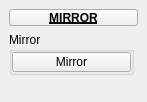
Qt form tentacle/ui/3/mirror.ui (m3trik/tentacle) before a commit.
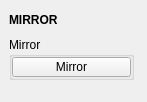
The same form after that commit. Custom widgets are drawn as their Qt base class.

```diff
--- a/tentacle/ui/3/mirror.ui
+++ b/tentacle/ui/3/mirror.ui
@@ -45,33 +45,28 @@
   <widget class="QWidget" name="main_widget">
    <layout class="QVBoxLayout" name="verticalLayout_3">
     <item>
-     <widget class="PushButtonDraggable" name="draggable_header">
+     <widget class="Draggable_header" name="draggable_header">
       <property name="minimumSize">
        <size>
-        <width>19</width>
-        <height>17</height>
+        <width>0</width>
+        <height>22</height>
        </size>
       </property>
       <property name="maximumSize">
        <size>
-        <width>999</width>
-        <height>17</height>
+        <width>125</width>
+        <height>22</height>
        </size>
       </property>
       <property name="font">
        <font>
         <weight>75</weight>
         <bold>true</bold>
-        <underline>true</underline>
-        <kerning>true</kerning>
        </font>
       </property>
       <property name="text">
        <string>MIRROR</string>
       </property>
-      <property name="checkable">
-       <bool>true</bool>
-      </property>
      </widget>
     </item>
     <item>
@@ -162,16 +157,16 @@
   </widget>
  </widget>
  <customwidgets>
-  <customwidget>
-   <class>PushButtonDraggable</class>
-   <extends>QPushButton</extends>
-   <header>widgets.pushbuttondraggable.h</header>
-  </customwidget>
   <customwidget>
    <class>PushButton</class>
    <extends>QPushButton</extends>
    <header>widgets.pushbutton.h</header>
   </customwidget>
+  <customwidget>
+   <class>Draggable_header</class>
+   <extends>QLabel</extends>
+   <header>draggable_header.h</header>
+  </customwidget>
  </customwidgets>
  <resources/>
  <connections/>
```
